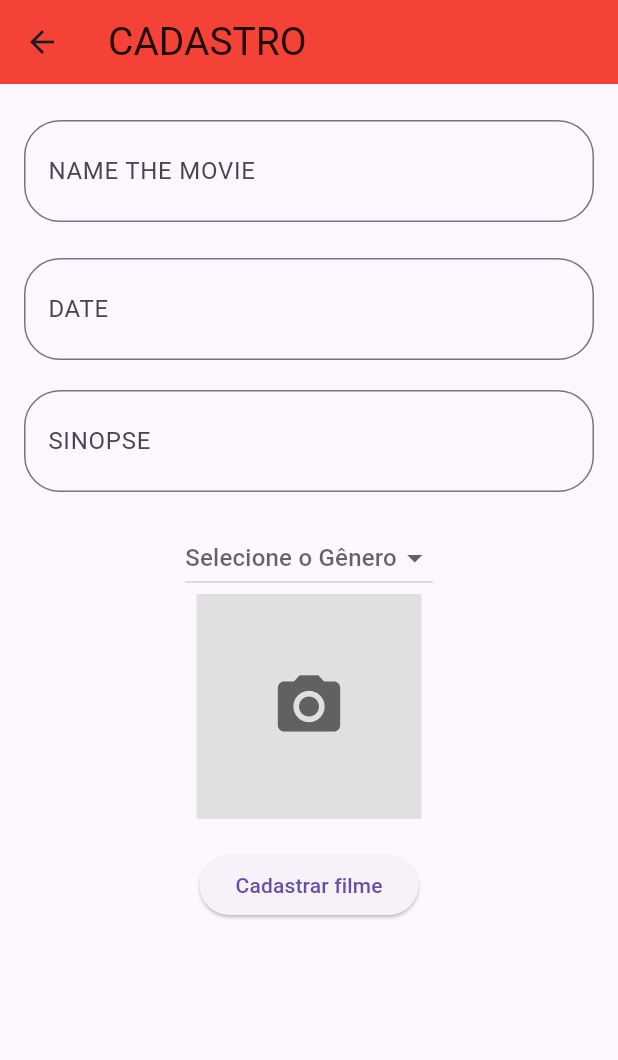
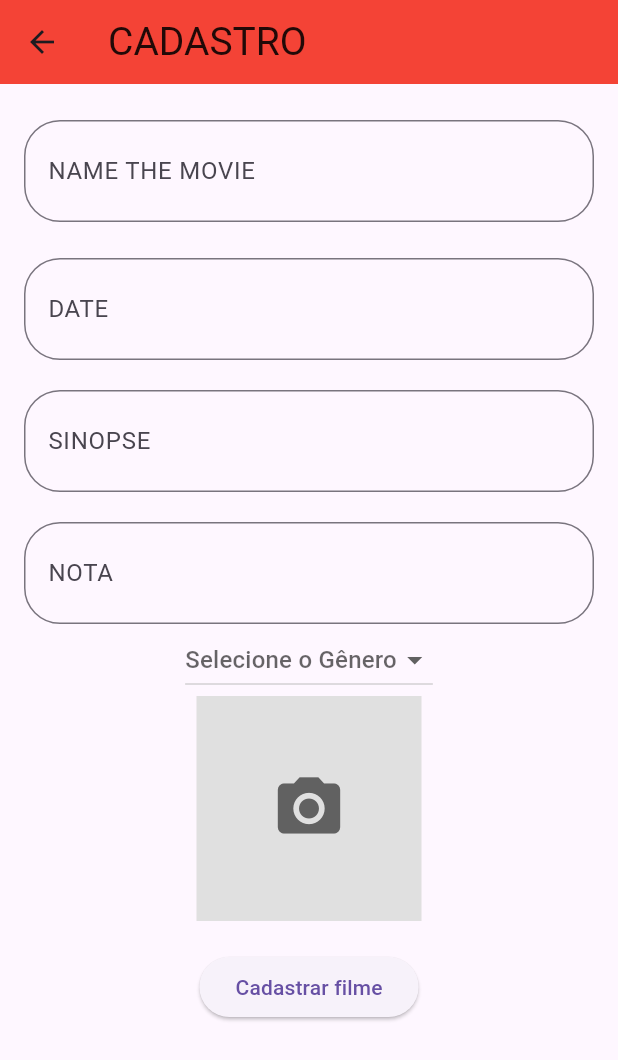
Before and after one commit to lukasreei/filmelist, a Flutter app: the Cadastro screen opened directly, on a phone screen of 412 x 824 dp. Shown: the top 1060 px of the screen. Run offline on Flutter 3.47's test engine with Material 3 defaults, Android fonts, the light colour scheme and no system bars; our stand-ins replace cloud_firestore, firebase_core, firebase_storage, image_picker; accounts and stored records are empty.

Commit message:
notas e apresentação

```diff
--- a/lib/pages/cadastro.dart
+++ b/lib/pages/cadastro.dart
@@ -93,6 +93,19 @@ class _CadastroState extends State<Cadastro> {
                 ),
               ),
               const SizedBox(height: 20),
+              TextField(
+                controller: _controller.ratingController,
+                style: const TextStyle(fontSize: 24),
+                keyboardType: TextInputType.number,
+                inputFormatters: [
+                  FilteringTextInputFormatter.digitsOnly,
+                ],
+                decoration: InputDecoration(
+                  labelText: 'NOTA',
+                  hintText: 'EX: 10',
+                  border: OutlineInputBorder(borderRadius: BorderRadius.circular(24.0)),
+                ),
+              ),
               DropdownButton<String>(
                 value: _selectedGenre,
                 hint: Text('Selecione o Gênero'),
--- a/lib/pages/cadastrobanco/controller.dart
+++ b/lib/pages/cadastrobanco/controller.dart
@@ -7,12 +7,12 @@ class Controller {
   final TextEditingController movieController = TextEditingController();
   final TextEditingController sinopseController = TextEditingController();
   final TextEditingController dataController = TextEditingController();
+  final TextEditingController ratingController = TextEditingController();
 
   Future<String?> saveMovie(File? imageFile, String? genre) async {
     final movie = movieController.text;
     final sinopse = sinopseController.text;
     final data = dataController.text;
-
     if (movie.isEmpty || sinopse.isEmpty || data.isEmpty || genre == null) {
       return "Preencha todos os campos.";
     }
```
Also changed, not shown: lib/pages/home.dart (+4 -4 lines), lib/pages/new.dart (+43 -0 lines), lib/pages/buttons/cadastro.dart (deleted).
